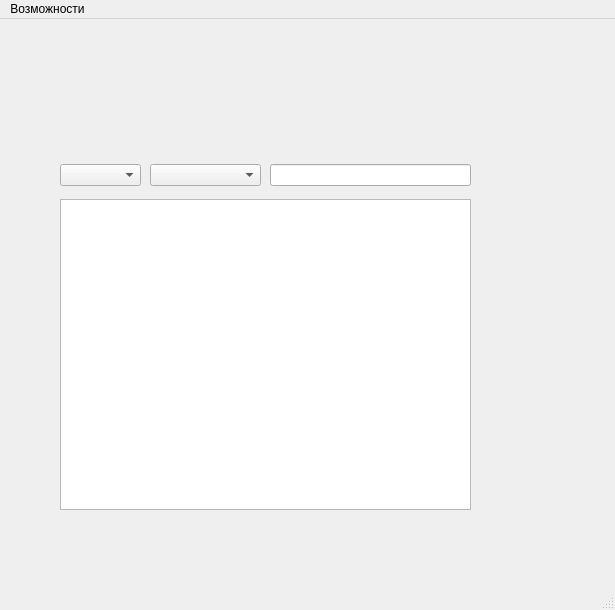
First picture: the form in recepts.ui, repository Proksima1/RecipeBook, before the edit.
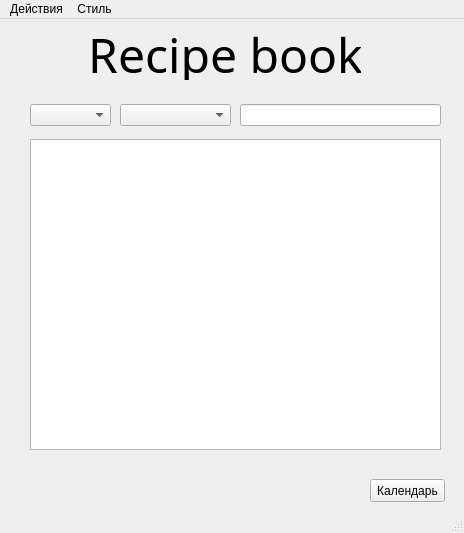
Second picture: the form after the edit. Icons and pictures are not drawn.

The edit to the form file:
```diff
--- a/recepts.ui
+++ b/recepts.ui
@@ -6,19 +6,26 @@
    <rect>
     <x>0</x>
     <y>0</y>
-    <width>615</width>
-    <height>610</height>
+    <width>464</width>
+    <height>533</height>
    </rect>
   </property>
   <property name="windowTitle">
    <string>Книга рецептов</string>
   </property>
+  <property name="windowIcon">
+   <iconset>
+    <normaloff>icons/receipt_book.png</normaloff>icons/receipt_book.png</iconset>
+  </property>
+  <property name="styleSheet">
+   <string notr="true"/>
+  </property>
   <widget class="QWidget" name="centralwidget">
    <widget class="QLineEdit" name="sort">
     <property name="geometry">
      <rect>
-      <x>270</x>
-      <y>145</y>
+      <x>240</x>
+      <y>85</y>
       <width>201</width>
       <height>22</height>
      </rect>
@@ -27,8 +34,8 @@
    <widget class="QComboBox" name="comboBox">
     <property name="geometry">
      <rect>
-      <x>150</x>
-      <y>145</y>
+      <x>120</x>
+      <y>85</y>
       <width>111</width>
       <height>22</height>
      </rect>
@@ -37,8 +44,8 @@
    <widget class="QTableWidget" name="tableWidget">
     <property name="geometry">
      <rect>
-      <x>60</x>
-      <y>180</y>
+      <x>30</x>
+      <y>120</y>
       <width>411</width>
       <height>311</height>
      </rect>
@@ -47,8 +54,8 @@
    <widget class="QComboBox" name="marks">
     <property name="geometry">
      <rect>
-      <x>60</x>
-      <y>145</y>
+      <x>30</x>
+      <y>85</y>
       <width>81</width>
       <height>22</height>
      </rect>
@@ -57,32 +64,86 @@
    <widget class="QListWidget" name="listWidget">
     <property name="geometry">
      <rect>
-      <x>60</x>
-      <y>180</y>
+      <x>30</x>
+      <y>120</y>
       <width>411</width>
       <height>311</height>
      </rect>
     </property>
    </widget>
+   <widget class="QPushButton" name="pushButton">
+    <property name="geometry">
+     <rect>
+      <x>370</x>
+      <y>460</y>
+      <width>75</width>
+      <height>23</height>
+     </rect>
+    </property>
+    <property name="text">
+     <string>Календарь</string>
+    </property>
+   </widget>
+   <widget class="QLabel" name="label">
+    <property name="geometry">
+     <rect>
+      <x>90</x>
+      <y>10</y>
+      <width>271</width>
+      <height>51</height>
+     </rect>
+    </property>
+    <property name="font">
+     <font>
+      <family>Curvos</family>
+      <pointsize>36</pointsize>
+      <weight>50</weight>
+      <bold>false</bold>
+     </font>
+    </property>
+    <property name="text">
+     <string>Recipe book</string>
+    </property>
+    <property name="alignment">
+     <set>Qt::AlignCenter</set>
+    </property>
+   </widget>
   </widget>
   <widget class="QMenuBar" name="menubar">
    <property name="geometry">
     <rect>
      <x>0</x>
      <y>0</y>
-     <width>615</width>
+     <width>464</width>
      <height>21</height>
     </rect>
    </property>
    <widget class="QMenu" name="menu">
     <property name="title">
-     <string>Возможности</string>
+     <string>Действия</string>
     </property>
     <addaction name="action"/>
     <addaction name="action_3"/>
     <addaction name="action_2"/>
+    <addaction name="separator"/>
+    <addaction name="action_4"/>
+   </widget>
+   <widget class="QMenu" name="menu_2">
+    <property name="title">
+     <string>Стиль</string>
+    </property>
+    <widget class="QMenu" name="menu_3">
+     <property name="title">
+      <string>Фон</string>
+     </property>
+     <addaction name="action_7"/>
+     <addaction name="action_8"/>
+    </widget>
+    <addaction name="menu_3"/>
+    <addaction name="action_6"/>
    </widget>
    <addaction name="menu"/>
+   <addaction name="menu_2"/>
   </widget>
   <widget class="QStatusBar" name="statusbar"/>
   <action name="action">
```
Left out of the diff: 20 changed lines with no effect on the pictures.
